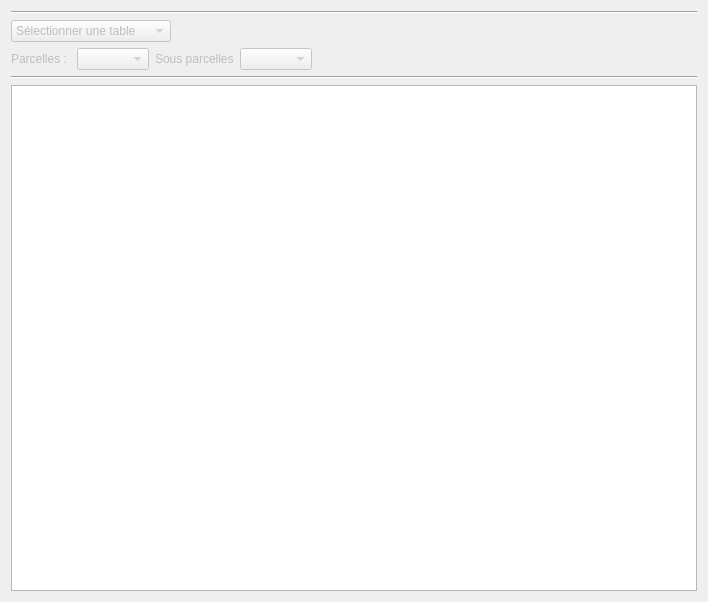
First picture: the form in qsequoia2/scripts/table_check/table_check.ui, repository SequoiApp/Qsequoia2, before the edit.
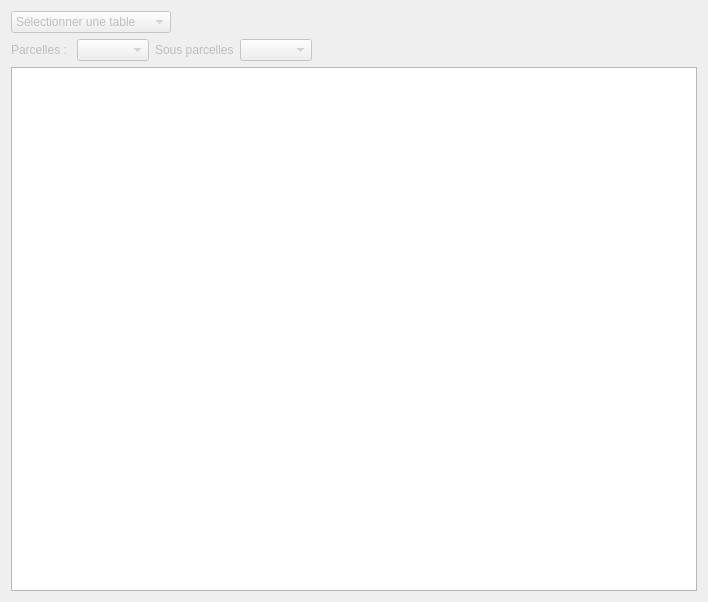
Second picture: the form after the edit.

Commit message: modified Ui files in forest_data

```diff
--- a/qsequoia2/scripts/table_check/table_check.ui
+++ b/qsequoia2/scripts/table_check/table_check.ui
@@ -14,13 +14,6 @@
    <string>Form</string>
   </property>
   <layout class="QVBoxLayout" name="verticalLayout_main">
-   <item>
-    <widget class="Line" name="line_3">
-     <property name="orientation">
-      <enum>Qt::Horizontal</enum>
-     </property>
-    </widget>
-   </item>
    <item>
     <layout class="QHBoxLayout" name="horizontalLayout">
      <item>
@@ -111,13 +104,6 @@
      </item>
     </layout>
    </item>
-   <item>
-    <widget class="Line" name="line_2">
-     <property name="orientation">
-      <enum>Qt::Horizontal</enum>
-     </property>
-    </widget>
-   </item>
    <item>
     <widget class="QTableWidget" name="forestTable"/>
    </item>
```
The commit also changes 1 other file.
